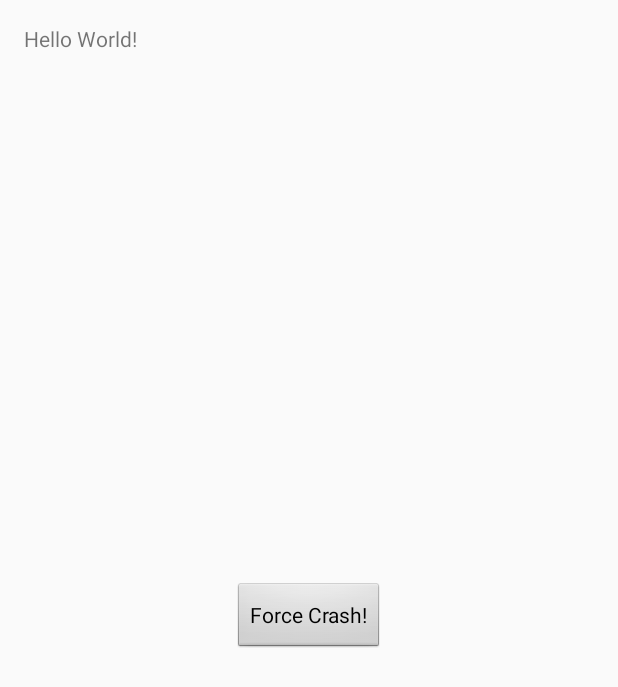
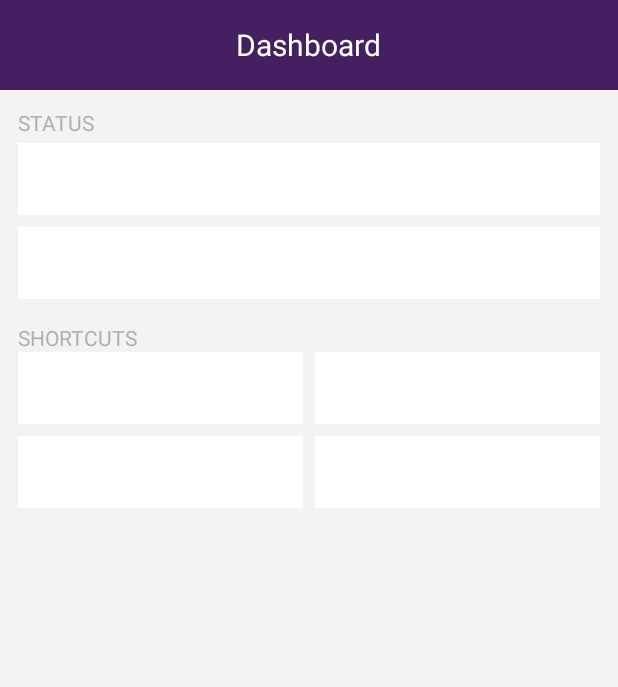
Before and after one commit to Mhsoun/edward-lynx-android, an Android app: the layout activity_main.xml on its own in the app's theme, with its tools: preview values and no code run, on a phone screen of 412 x 824 dp. Shown: the top 687 px of the screen. Run offline under Robolectric (Android 15) with nearby library versions, the phone set to English and light mode, and no system bars; Roboto replaces fonts that are not available here.

Commit message:
Added dashboard UI. Added font style and theming

```diff
--- a/app/src/main/java/com/ingenuitymobile/edwardlynx/activities/MainActivity.java
+++ b/app/src/main/java/com/ingenuitymobile/edwardlynx/activities/MainActivity.java
@@ -1,17 +1,13 @@
 package com.ingenuitymobile.edwardlynx.activities;
 
-import android.content.Context;
 import android.os.Bundle;
-import android.support.v7.app.AppCompatActivity;
-import android.view.View;
 
 import com.crashlytics.android.Crashlytics;
 import com.ingenuitymobile.edwardlynx.R;
 
 import io.fabric.sdk.android.Fabric;
-import uk.co.chrisjenx.calligraphy.CalligraphyContextWrapper;
 
-public class MainActivity extends AppCompatActivity {
+public class MainActivity extends BaseActivity {
 
   @Override
   protected void onCreate(Bundle savedInstanceState) {
@@ -23,15 +19,6 @@ public class MainActivity extends AppCompatActivity {
     logUser();
   }
 
-  @Override
-  protected void attachBaseContext(Context newBase) {
-    super.attachBaseContext(CalligraphyContextWrapper.wrap(newBase));
-  }
-
-  public void forceCrash(View view) {
-    throw new RuntimeException("This is a crash");
-  }
-
   private void logUser() {
     // TODO: Use the current user's information
     // You can call any combination of these three methods
--- a/app/src/main/res/layout/activity_main.xml
+++ b/app/src/main/res/layout/activity_main.xml
@@ -1,26 +1,106 @@
 <?xml version="1.0" encoding="utf-8"?>
-<RelativeLayout
-    android:id="@+id/activity_main"
+<LinearLayout
     xmlns:android="http://schemas.android.com/apk/res/android"
     xmlns:tools="http://schemas.android.com/tools"
     android:layout_width="match_parent"
+    android:background="@color/bg_color"
     android:layout_height="match_parent"
-    android:paddingBottom="@dimen/activity_vertical_margin"
-    android:paddingLeft="@dimen/activity_horizontal_margin"
-    android:paddingRight="@dimen/activity_horizontal_margin"
-    android:paddingTop="@dimen/activity_vertical_margin"
+    android:orientation="vertical"
     tools:context="com.ingenuitymobile.edwardlynx.activities.MainActivity">
+
+  <RelativeLayout
+      android:layout_width="match_parent"
+      android:layout_height="60dp"
+      android:background="@color/colorPrimaryDark">
 
     <TextView
         android:layout_width="wrap_content"
         android:layout_height="wrap_content"
-      android:text="Hello World!"/>
+        android:layout_centerInParent="true"
+        android:text="@string/dashboard"
+        android:textColor="@color/white"
+        android:textSize="20sp"/>
+  </RelativeLayout>
 
-  <Button
+  <LinearLayout
+      android:layout_width="match_parent"
+      android:layout_height="match_parent"
+      android:layout_margin="12dp"
+      android:orientation="vertical">
+
+    <TextView
+        android:layout_width="wrap_content"
         android:layout_height="wrap_content"
+        android:text="@string/status"
+        android:textColor="@color/steps_text_color"/>
+
+    <RelativeLayout
+        android:layout_width="match_parent"
+        android:layout_height="48dp"
+        android:layout_marginTop="4dp"
+        android:background="@color/white">
+    </RelativeLayout>
+
+    <RelativeLayout
+        android:layout_width="match_parent"
+        android:layout_height="48dp"
+        android:layout_marginTop="8dp"
+        android:background="@color/white">
+    </RelativeLayout>
+
+    <TextView
         android:layout_width="wrap_content"
-      android:text="Force Crash!"
-      android:onClick="forceCrash"
-      android:layout_centerVertical="true"
-      android:layout_centerHorizontal="true" />
+        android:layout_height="wrap_content"
+        android:layout_marginTop="16dp"
+        android:text="@string/shortcuts"
+        android:textColor="@color/steps_text_color"/>
+
+    <LinearLayout
+        android:layout_width="match_parent"
+        android:layout_height="48dp"
+        android:orientation="horizontal"
+        android:weightSum="2">
+
+      <RelativeLayout
+          android:layout_width="0dp"
+          android:layout_height="match_parent"
+          android:layout_marginRight="4dp"
+          android:layout_weight="1"
+          android:background="@color/white">
       </RelativeLayout>
+
+      <RelativeLayout
+          android:layout_width="0dp"
+          android:layout_height="match_parent"
+          android:layout_marginLeft="4dp"
+          android:layout_weight="1"
+          android:background="@color/white">
+      </RelativeLayout>
+    </LinearLayout>
+
+    <LinearLayout
+        android:layout_width="match_parent"
+        android:layout_height="48dp"
+        android:layout_marginTop="8dp"
+        android:orientation="horizontal"
+        android:weightSum="2">
+
+      <RelativeLayout
+          android:layout_width="0dp"
+          android:layout_height="match_parent"
+          android:layout_marginRight="4dp"
+          android:layout_weight="1"
+          android:background="@color/white">
+      </RelativeLayout>
+
+      <RelativeLayout
+          android:layout_width="0dp"
+          android:layout_height="match_parent"
+          android:layout_marginLeft="4dp"
+          android:layout_weight="1"
+          android:background="@color/white">
+      </RelativeLayout>
+    </LinearLayout>
+  </LinearLayout>
+
+</LinearLayout>
--- a/app/src/main/res/values/strings.xml
+++ b/app/src/main/res/values/strings.xml
@@ -18,10 +18,14 @@
   <string name="login_now">Login now</string>
 
   // region Change password
-
   <string name="change_password">Change Password</string>
   <string name="change_password_bold">CHANGE PASSWORD</string>
   <string name="current_password">Current Password</string>
   <string name="new_password">New Password</string>
   <string name="re_new_password">New Password (Again)</string>
+
+  // Dashboard
+  <string name="dashboard">Dashboard</string>
+  <string name="status">STATUS</string>
+  <string name="shortcuts">SHORTCUTS</string>
 </resources>
```
Lines whose indentation alone changed are shown as unchanged.
